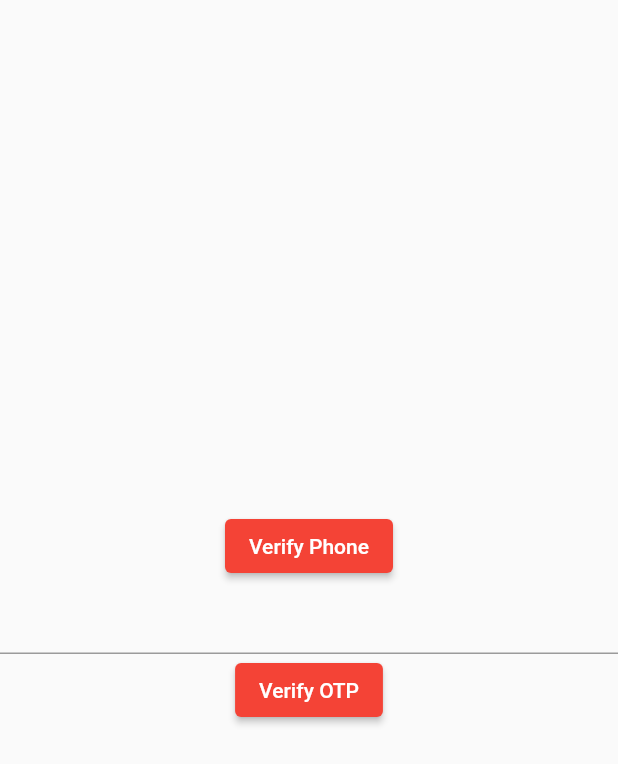
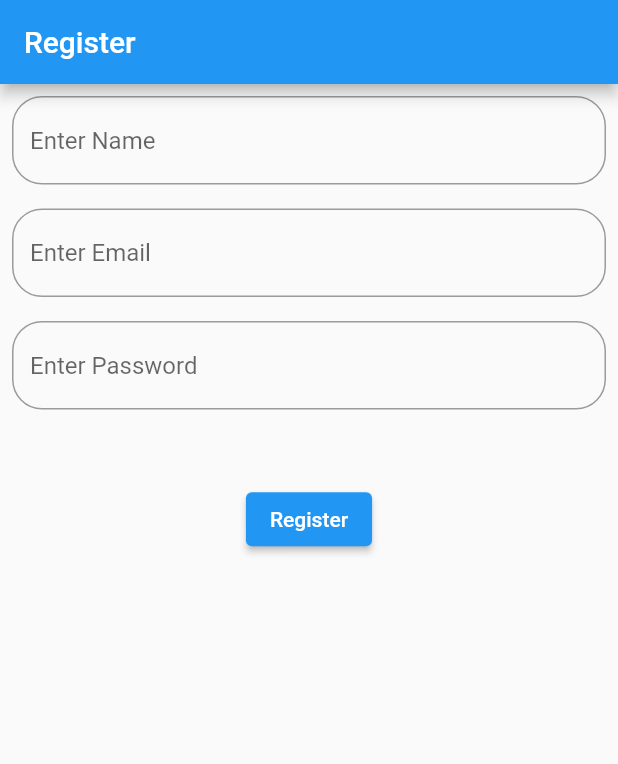
Before and after one commit to edugaon-tech/flutter_2.0, a Flutter app: the screen it shows after launch, on a phone screen of 412 x 824 dp. Shown: the top 764 px of the screen. Run offline on Flutter 3.47's test engine with Material 3 defaults, Android fonts, the phone set to English and light mode, and no system bars; our stand-ins replace firebase_core; accounts and stored records are empty.

Commit message:
first class of mvc

```diff
--- a/lib/firebase/phone_auth_screen.dart
+++ /dev/null
@@ -1,74 +0,0 @@
-import 'package:firebase_auth/firebase_auth.dart';
-import 'package:flutter/material.dart';
-
-class PhoneAuthScreen extends StatefulWidget {
-  const PhoneAuthScreen({super.key});
-
-  @override
-  State<PhoneAuthScreen> createState() => _PhoneAuthScreenState();
-}
-
-class _PhoneAuthScreenState extends State<PhoneAuthScreen> {
-  var otpController = TextEditingController();
-  var firebaseAuth = FirebaseAuth.instance;
-
-  String verificationId = "";
-
-  @override
-  Widget build(BuildContext context) {
-    return Scaffold(
-      body: Center(
-        child: Column(
-          mainAxisAlignment: MainAxisAlignment.center,
-          children: [
-            ElevatedButton(
-                onPressed: () {
-                  //
-                  firebaseAuth.verifyPhoneNumber(
-                      phoneNumber: "+91 9142770737",
-                      // called whe  verification completed
-                      verificationCompleted: (PhoneAuthCredential credential) {
-                        print(credential);
-                      },
-                      // when any error accords
-                      verificationFailed: (FirebaseAuthException error) {
-                        print(error);
-                      },
-                      // when code sent by server
-                      codeSent: (String id, int? resendToken) {
-                        setState(() {
-                          verificationId = id;
-                        });
-                      },
-                      // when code receiving time out
-                      codeAutoRetrievalTimeout: (timer) {
-                        print(timer);
-                      });
-                },
-                child: Text("Verify Phone")),
-            TextFormField(
-              controller: otpController,
-            ),
-            ElevatedButton(
-                onPressed: () async {
-                  var credential = PhoneAuthProvider.credential(
-                      verificationId: verificationId,
-                      smsCode: otpController.text);
-                  UserCredential user =
-                      await firebaseAuth.signInWithCredential(credential);
-
-                  if (user.user != null) {
-                    ScaffoldMessenger.of(context)
-                        .showSnackBar(SnackBar(content: Text("Successful")));
-                  } else {
-                    ScaffoldMessenger.of(context)
-                        .showSnackBar(SnackBar(content: Text("Successful")));
-                  }
-                },
-                child: Text("Verify OTP")),
-          ],
-        ),
-      ),
-    );
-  }
-}
--- /dev/null
+++ b/lib/views/screens/register/register_screen.dart
@@ -0,0 +1,30 @@
+import 'package:flutter/material.dart';
+import 'package:flutter_learn_bipul/views/screens/register/register_widgets.dart';
+import 'package:flutter_learn_bipul/views/utils/sizes.dart';
+
+class RegisterScreen extends StatefulWidget {
+  const RegisterScreen({super.key});
+
+  @override
+  State<RegisterScreen> createState() => _RegisterScreenState();
+}
+
+class _RegisterScreenState extends State<RegisterScreen> {
+  @override
+  Widget build(BuildContext context) {
+    var view = RegisterWidgets(context: context);
+    return Scaffold(
+      appBar: AppBar(title: Text("Register"),),
+      body: Column(
+       children: [
+         view.registerTextFieldView(TextEditingController(), "Enter Name"),
+         view.registerTextFieldView(TextEditingController(), "Enter Email"),
+         view.registerTextFieldView(TextEditingController(), "Enter Password"),
+
+         SizedBox(height: AppSizes(context: context).getHeight/20,),
+         view.registerButtonView(onPressed: (){})
+       ],
+      ),
+    );
+  }
+}
--- /dev/null
+++ b/lib/views/screens/register/register_widgets.dart
@@ -0,0 +1,28 @@
+import 'package:flutter/material.dart';
+import 'package:flutter_learn_bipul/views/utils/styles/button_styles.dart';
+
+class RegisterWidgets {
+  BuildContext context;
+
+  RegisterWidgets({required this.context});
+
+  Widget registerTextFieldView(
+      TextEditingController controller, String hintText) {
+    return Padding(
+      padding: const EdgeInsets.all(8.0),
+      child: TextFormField(
+        controller: controller,
+        decoration: InputDecoration(
+            hintText: hintText,
+            border:
+                OutlineInputBorder(borderRadius: BorderRadius.circular(20))),
+      ),
+    );
+  }
+
+  Widget registerButtonView({required void Function()? onPressed}) {
+    return ElevatedButton(
+      style: AppButtonStyles().appButton(),
+        onPressed: onPressed, child: Text("Register"));
+  }
+}
--- /dev/null
+++ b/lib/views/utils/sizes.dart
@@ -0,0 +1,13 @@
+import 'package:flutter/material.dart';
+
+const normalFontSize = 12.0;
+
+class AppSizes {
+  BuildContext context;
+
+  AppSizes({required this.context});
+
+  double get getHeight => MediaQuery.sizeOf(context).height;
+
+  double get getWidth => MediaQuery.sizeOf(context).height;
+}
--- /dev/null
+++ b/lib/views/utils/styles/button_styles.dart
@@ -0,0 +1,7 @@
+import 'package:flutter/material.dart';
+import 'package:flutter_learn_bipul/views/utils/colors.dart';
+
+class AppButtonStyles {
+  ButtonStyle appButton({Color bgColor = appButtonColor}) =>
+      ElevatedButton.styleFrom(backgroundColor: bgColor);
+}
```
Also changed, not shown: lib/builder_view_screen.dart (deleted, +0 -118 lines), lib/main.dart (+17 -62 lines), lib/second_screen.dart (deleted, +0 -30 lines), lib/stream/AddDataScreen.dart (deleted, +0 -75 lines), lib/stream/get_data_screen.dart (deleted, +0 -15 lines), lib/users/user_db_helper.dart (deleted, +0 -45 lines), lib/users/user_model.dart (deleted, +0 -41 lines), lib/users/user_provider.dart (deleted, +0 -65 lines), lib/users/user_screen.dart (deleted, +0 -76 lines), lib/views/utils/colors.dart (added, +9 -0 lines), lib/views/utils/styles/text_styles.dart (added, +9 -0 lines), lib/users/add_user_screen.dart (deleted), pubspec.lock.
